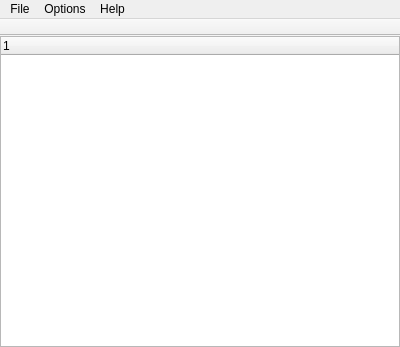
Before: the Qt Designer form src/linksaver.ui in pussbb/Link-Saver, drawn with Qt 5.
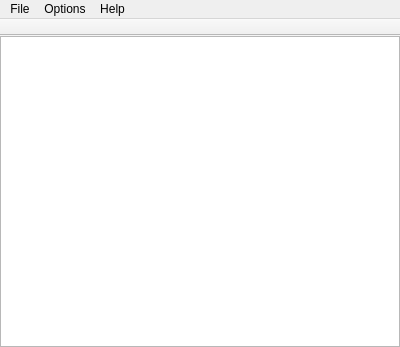
After: the same form once the commit is applied. Icons and pictures are not drawn. Custom widgets are drawn as their Qt base class.

Commit message: links tree update

```diff
--- a/src/linksaver.ui
+++ b/src/linksaver.ui
@@ -23,9 +23,29 @@
     </property>
     <item row="0" column="0">
      <widget class="LinksTree" name="linksTree">
+      <property name="styleSheet">
+       <string notr="true">.linksTree {
+	background: #EDF1FF;
+}</string>
+      </property>
+      <property name="editTriggers">
+       <set>QAbstractItemView::NoEditTriggers</set>
+      </property>
+      <property name="iconSize">
+       <size>
+        <width>24</width>
+        <height>24</height>
+       </size>
+      </property>
+      <property name="sortingEnabled">
+       <bool>true</bool>
+      </property>
+      <property name="headerHidden">
+       <bool>true</bool>
+      </property>
       <column>
        <property name="text">
-        <string/>
+        <string>Links List</string>
        </property>
       </column>
      </widget>
```
Left out of the diff: 10 changed lines with no effect on the pictures. The commit also changes 12 other files.
